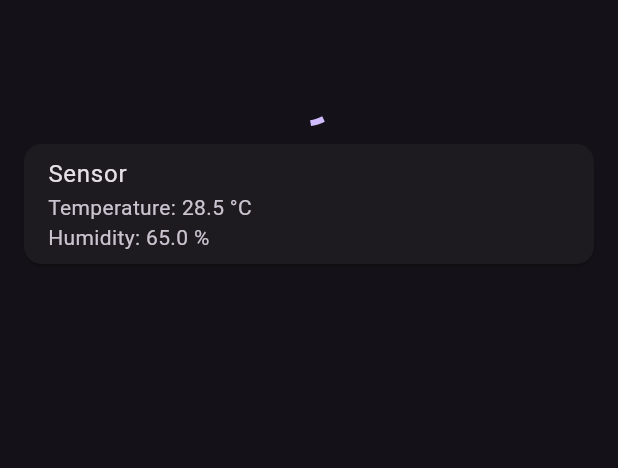
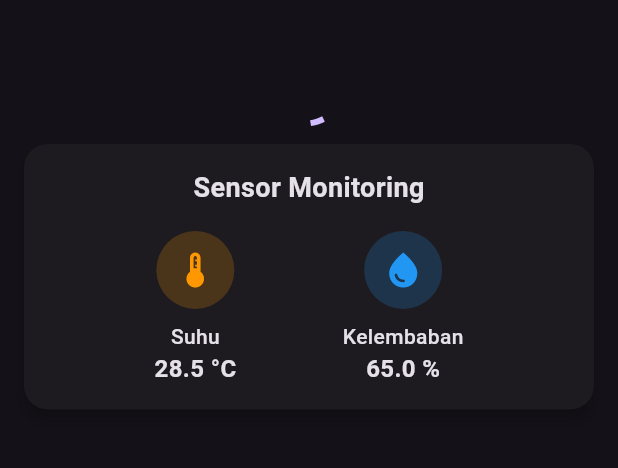
Before and after one commit to febriananur/mobile-test, a Flutter app: the screen it shows after launch, on a phone screen of 412 x 824 dp, the part 63-531 px from its top. Run offline on Flutter 3.47's test engine with Material 3 defaults, Android fonts, the phone set to English and light mode, and no system bars; our stand-ins replace flutter_map, geocoding, geolocator, latlong2.

Commit message:
UI sensor remake

```diff
--- a/lib/widgets/sensor_card.dart
+++ b/lib/widgets/sensor_card.dart
@@ -1,25 +1,72 @@
 import 'package:flutter/material.dart';
 import 'package:provider/provider.dart';
-import '../providers/sensor_provider.dart';
+import '../providers/sensor_provider.dart'; // pastikan ada provider untuk sensor
 
 class SensorCard extends StatelessWidget {
   const SensorCard({super.key});
 
   @override
   Widget build(BuildContext context) {
-    final sensor = Provider.of<SensorProvider>(context).data;
+    final sensorData = Provider.of<SensorProvider>(context).data;
+
+    final temperature = sensorData?.temperature ?? 0;
+    final humidity = sensorData?.humidity ?? 0;
 
     return Card(
-      child: ListTile(
-        title: Text("Sensor"),
-        subtitle: Column(
-          crossAxisAlignment: CrossAxisAlignment.start,
+      elevation: 4,
+      shape: RoundedRectangleBorder(borderRadius: BorderRadius.circular(16)),
+      child: Padding(
+        padding: const EdgeInsets.all(16.0),
+        child: Column(
           children: [
-            Text("Temperature: ${sensor.temperature.toStringAsFixed(1)} °C"),
-            Text("Humidity: ${sensor.humidity.toStringAsFixed(1)} %"),
+            const Text(
+              "Sensor Monitoring",
+              style: TextStyle(fontSize: 18, fontWeight: FontWeight.bold),
+            ),
+            const SizedBox(height: 16),
+            Row(
+              mainAxisAlignment: MainAxisAlignment.spaceEvenly,
+              children: [
+                _buildSensorTile(
+                  icon: Icons.thermostat,
+                  label: "Suhu",
+                  value: "${temperature.toStringAsFixed(1)} °C",
+                  color: Colors.orange,
+                ),
+                _buildSensorTile(
+                  icon: Icons.water_drop,
+                  label: "Kelembaban",
+                  value: "${humidity.toStringAsFixed(1)} %",
+                  color: Colors.blue,
+                ),
+              ],
+            ),
           ],
         ),
       ),
     );
   }
+
+  Widget _buildSensorTile({
+    required IconData icon,
+    required String label,
+    required String value,
+    required Color color,
+  }) {
+    return Column(
+      children: [
+        CircleAvatar(
+          radius: 26,
+          backgroundColor: color.withOpacity(0.2),
+          child: Icon(icon, color: color, size: 28),
+        ),
+        const SizedBox(height: 8),
+        Text(label, style: const TextStyle(fontWeight: FontWeight.w500)),
+        Text(
+          value,
+          style: const TextStyle(fontSize: 16, fontWeight: FontWeight.bold),
+        ),
+      ],
+    );
+  }
 }
```
